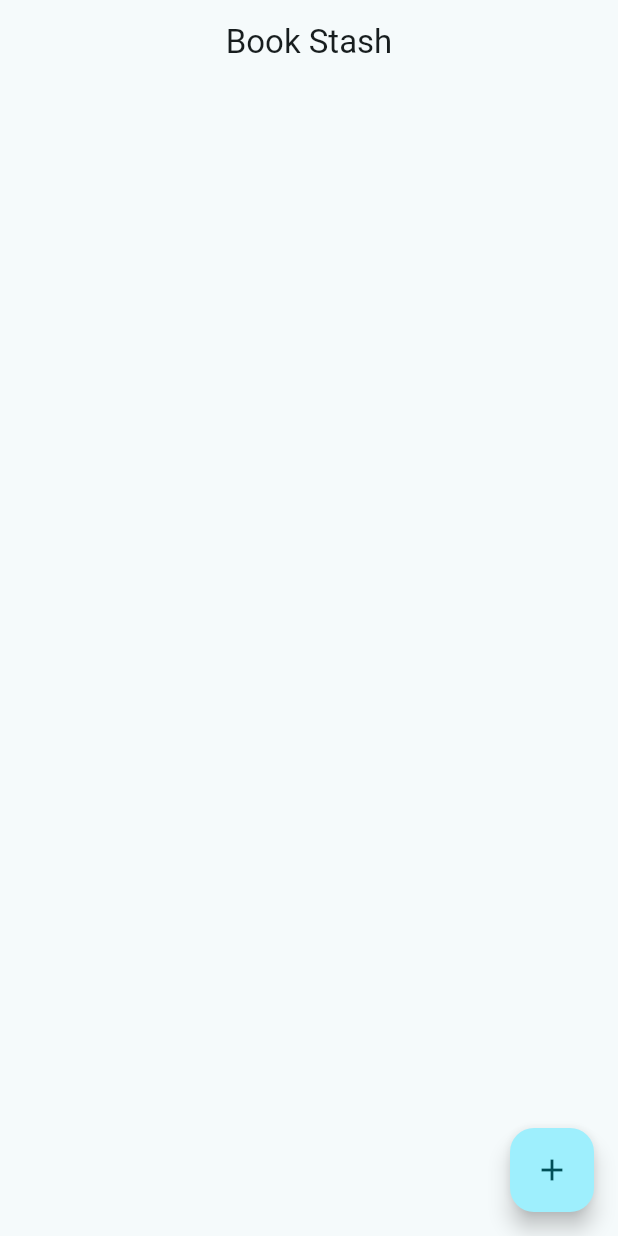
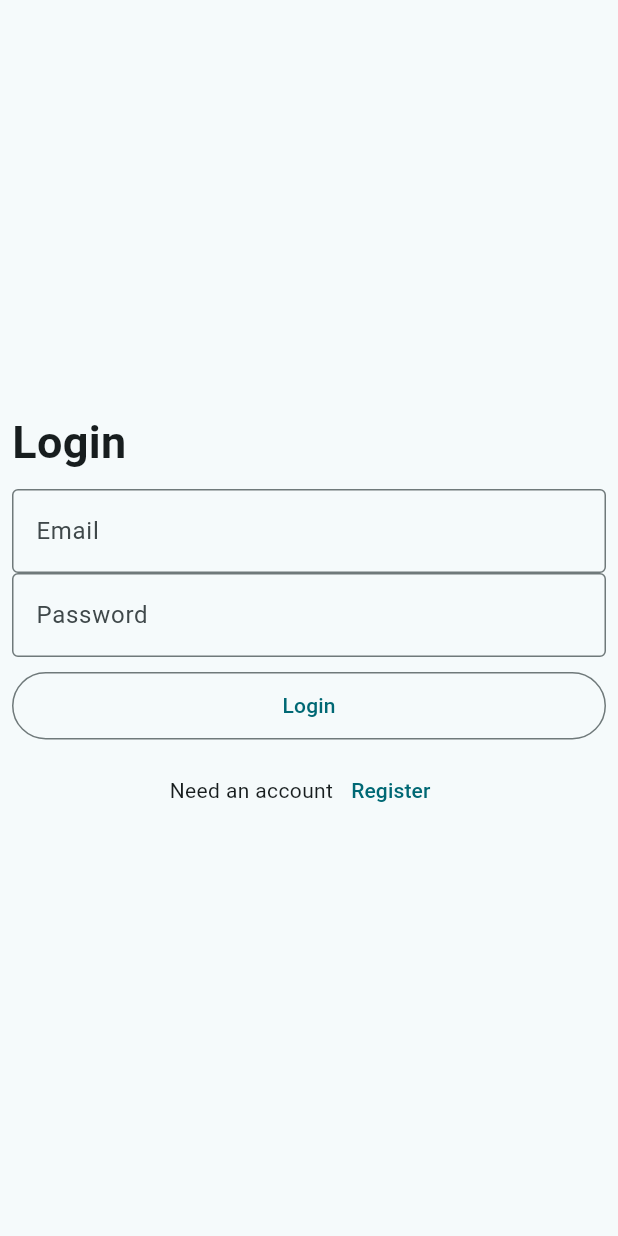
Before and after one commit to JoelJoseph0/CURD_operation_firebase_flutter, a Flutter app: the screen it shows after launch, on a phone screen of 412 x 824 dp. Run offline on Flutter 3.47's test engine with Material 3 defaults, Android fonts, the phone set to English and light mode, and no system bars; our stand-ins replace cloud_firestore, firebase_auth, firebase_core, fluttertoast, random_string; accounts and stored records are empty.

Commit message:
Describe your changes here

```diff
--- /dev/null
+++ b/lib/Auth/UI/login_screen.dart
@@ -0,0 +1,95 @@
+import 'package:book_stash/service/auth_service.dart';
+import 'package:book_stash/utils/toast.dart';
+import 'package:flutter/material.dart';
+
+class LoginScreen extends StatefulWidget {
+  const LoginScreen({super.key});
+
+  @override
+  State<LoginScreen> createState() => _LoginScreenState();
+}
+
+class _LoginScreenState extends State<LoginScreen> {
+
+TextEditingController emailController = TextEditingController();
+TextEditingController passwordController = TextEditingController();
+
+
+  @override
+  Widget build(BuildContext context) {
+    return Scaffold(
+      body: Center(
+        child: Padding(padding: const EdgeInsets.all(8),
+        child: Column(
+          mainAxisAlignment: MainAxisAlignment.center,
+          crossAxisAlignment: CrossAxisAlignment.start,
+          children: [
+            Text("Login",style: TextStyle(
+              fontWeight: FontWeight.bold,
+              fontSize: 30
+            ),),
+
+            SizedBox(height: 10,),
+
+            TextFormField(
+              controller: emailController,
+              decoration: InputDecoration(
+                border: OutlineInputBorder(
+
+                ),
+                label: Text("Email"),
+                hintText: "Enter your email!",
+
+              ),
+            ),
+
+            TextFormField(
+              controller: passwordController,
+              decoration: InputDecoration(
+                border: OutlineInputBorder(
+
+                ),
+                label: Text("Password"),
+                hintText: "Enter your password!",
+
+              ),
+            ),
+
+            SizedBox(height: 10,),
+            SizedBox(width: double.infinity,height: 45,
+            child: OutlinedButton(
+                  onPressed: () async {
+                    await AuthServiceHelper.loginWithEmail(
+                      emailController.text,
+                      passwordController.text,
+                    ).then((value) {
+                      if (value == "Login Successful") {
+                        Message.show(message: "Logged In Succesfully");
+                        Navigator.pushReplacementNamed(context, "/home");
+                      } else {
+                        Message.show(message: "Error $value");
+                      }
+                    });
+            }, child: Text("Login")),
+            ),
+
+            SizedBox(height: 10,),
+
+
+            Row(
+              mainAxisAlignment: MainAxisAlignment.center,
+              crossAxisAlignment: CrossAxisAlignment.center,
+              children: [
+                Text("Need an account"),
+                TextButton(onPressed: (){
+                  Navigator.pushNamed(context, "/signup");
+                }, child: Text("Register"))
+              ],
+            )
+          ],
+        ),
+        ),
+      ),
+    );
+  }
+}
--- a/lib/main.dart
+++ b/lib/main.dart
@@ -1,5 +1,8 @@
+import 'package:book_stash/Auth/UI/login_screen.dart';
+import 'package:book_stash/Auth/UI/signup_screen.dart';
 import 'package:book_stash/firebase_options.dart';
 import 'package:book_stash/pages/home.dart';
+import 'package:book_stash/service/auth_service.dart';
 import 'package:firebase_core/firebase_core.dart';
 import 'package:flutter/material.dart';
 
@@ -22,7 +25,47 @@ class MyApp extends StatelessWidget {
       theme: ThemeData(
         colorScheme: ColorScheme.fromSeed(seedColor: Colors.grey),
       ),
-      home: Home(),
+      // home: LoginScreen(),
+
+      routes: {
+        "/" : (context) => CheckUserBookStash(),
+        "/login" : (context) => LoginScreen(),
+        "/home" : (context) => Home(),
+        "/signup": (context) => SignupScreen()
+      },
     );
   }
 }
+
+
+class CheckUserBookStash extends StatefulWidget {
+  const CheckUserBookStash({super.key});
+
+  @override
+  State<CheckUserBookStash> createState() => _CheckUserBookStashState();
+}
+
+class _CheckUserBookStashState extends State<CheckUserBookStash> {
+
+  @override
+  void initState() {
+    AuthServiceHelper.isUserLoggedIn().then((value){
+      if(value == true){
+        Navigator.pushReplacementNamed(context, "/home");
+      }else{
+        Navigator.pushReplacementNamed(context, "/login");
+      }
+    });
+    super.initState();
+  }
+
+
+  @override
+  Widget build(BuildContext context) {
+    return Scaffold(
+      body: Center(
+        child: CircularProgressIndicator(),
+      ),
+    );
+  }
+}
--- a/lib/pages/home.dart
+++ b/lib/pages/home.dart
@@ -1,4 +1,5 @@
 import 'package:book_stash/pages/books.dart';
+import 'package:book_stash/service/auth_service.dart';
 import 'package:book_stash/service/database.dart';
 import 'package:book_stash/utils/toast.dart';
 import 'package:cloud_firestore/cloud_firestore.dart';
@@ -96,7 +97,11 @@ dynamic getInfoInit() async {
     return Scaffold(
       appBar: AppBar(
         title: Text("Book Stash"),
-        centerTitle: true,
+        // centerTitle: true,
+        actions: [IconButton(onPressed: () async{
+          await AuthServiceHelper.logout();
+          Navigator.pushReplacementNamed(context, "/login");
+        }, icon: Icon(Icons.logout_rounded))],
       ),
       body: Container(
       margin: EdgeInsets.only(left: 10,right: 10,top: 25),
--- /dev/null
+++ b/lib/service/auth_service.dart
@@ -0,0 +1,57 @@
+import 'package:firebase_auth/firebase_auth.dart';
+
+class AuthServiceHelper {
+  static Future<String> createAccountWithEmail(
+    String Email,
+    String Password,
+  ) async {
+    try {
+      await FirebaseAuth.instance.createUserWithEmailAndPassword(
+        email: Email,
+        password: Password,
+      );
+      return "Account Created";
+    } on FirebaseAuthException catch (e) {
+      return e.message.toString();
+    } catch (e) {
+      return e.toString();
+    }
+  }
+
+
+// Login
+  static Future<String> loginWithEmail(String Email, String Password) async {
+    try {
+      await FirebaseAuth.instance.signInWithEmailAndPassword(
+        email: Email,
+        password: Password,
+      );
+      return "Login Successful";
+    } on FirebaseAuthException catch (e) {
+      return e.message.toString();
+    } catch (e) {
+      return e.toString();
+    }
+  }
+
+
+  // Logout
+
+  static Future logout() async{
+    try{
+      await FirebaseAuth.instance.signOut();
+    }on FirebaseAuthException catch(e){
+      return e.message.toString();
+    }
+  }
+
+
+  // Check User
+  static Future<bool> isUserLoggedIn() async{
+    var currentUser = FirebaseAuth.instance.currentUser;
+    return currentUser != null? true : false;
+  }
+
+
+
+}
--- a/pubspec.yaml
+++ b/pubspec.yaml
@@ -38,6 +38,7 @@ dependencies:
   cloud_firestore: ^5.6.7
   random_string: ^2.3.1
   fluttertoast: ^8.2.12
+  firebase_auth: ^5.5.3
 
 dev_dependencies:
   flutter_test:
```
Also changed, not shown: lib/Auth/UI/signup_screen.dart (added, +98 -0 lines), pubspec.lock, 3 other files.
